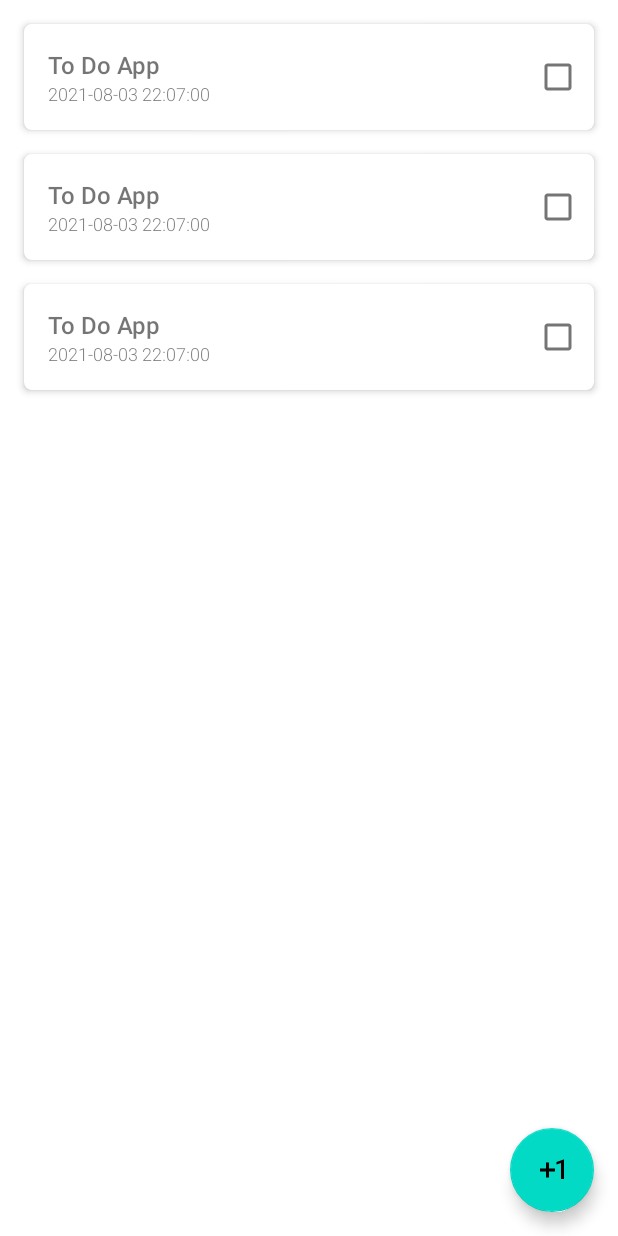
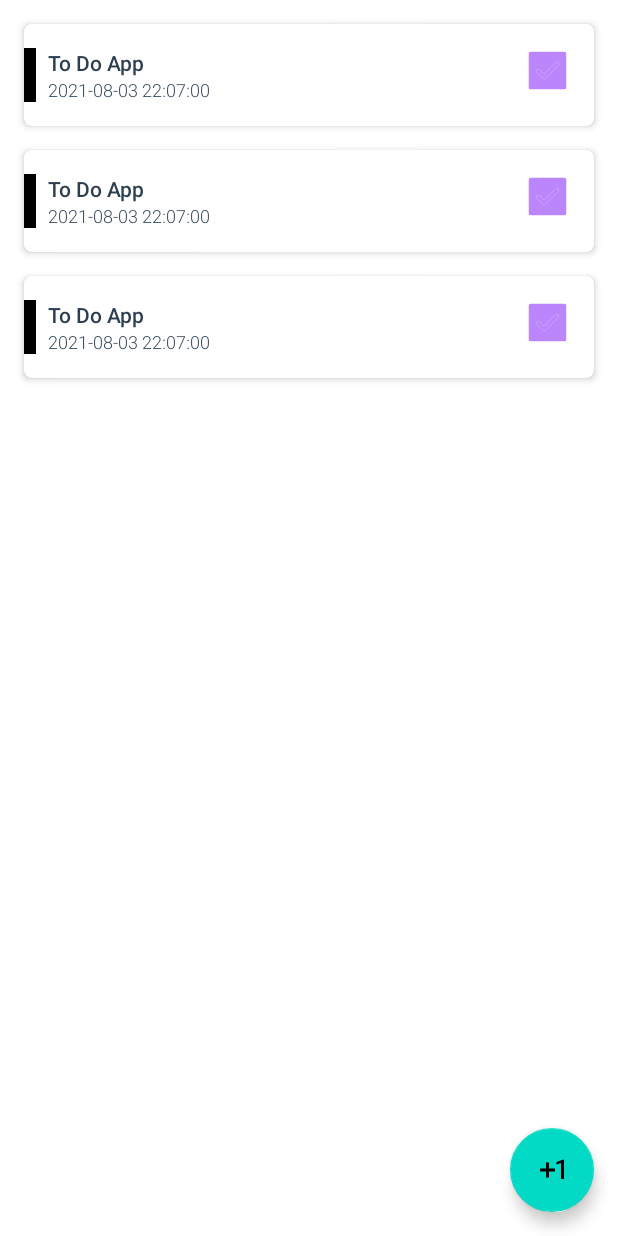
Before and after one commit to quanticheart/BlueList, an Android app: the layout fragment_to_do_list.xml on its own in the app's theme, with its tools: preview values and no code run, on a phone screen of 412 x 824 dp. Run offline under Robolectric (Android 15) with nearby library versions, the phone set to English and light mode, and no system bars.

Commit message:
added function for reloading list and and create loading screen

```diff
--- a/app/src/main/res/layout/fragment_to_do_list.xml
+++ b/app/src/main/res/layout/fragment_to_do_list.xml
@@ -13,6 +13,11 @@
             name="viewModel"
             type="com.quanticheart.bluelist.view.fragment.list.ToDoListViewModel" />
     </data>
+
+    <androidx.swiperefreshlayout.widget.SwipeRefreshLayout
+        android:id="@+id/refresh"
+        android:layout_width="match_parent"
+        android:layout_height="match_parent">
 
         <RelativeLayout
             android:layout_width="match_parent"
@@ -40,4 +45,5 @@
                 app:srcCompat="@drawable/ic_baseline_plus_one" />
 
         </RelativeLayout>
+    </androidx.swiperefreshlayout.widget.SwipeRefreshLayout>
 </layout>
--- a/app/src/main/res/layout/to_do_item.xml
+++ b/app/src/main/res/layout/to_do_item.xml
@@ -1,5 +1,6 @@
 <?xml version="1.0" encoding="utf-8"?>
 <layout xmlns:android="http://schemas.android.com/apk/res/android"
+    xmlns:app="http://schemas.android.com/apk/res-auto"
     xmlns:tools="http://schemas.android.com/tools">
 
     <data>
@@ -12,7 +13,7 @@
             name="todo"
             type="com.quanticheart.domain.model.ToDoSimple" />
 
-     </data>
+    </data>
 
     <androidx.cardview.widget.CardView
         style="@style/default_card_style"
@@ -22,6 +23,15 @@
         <RelativeLayout
             android:layout_width="match_parent"
             android:layout_height="wrap_content">
+
+            <ImageView
+                android:layout_width="8dp"
+                android:layout_height="0dp"
+                android:layout_alignTop="@+id/itemView1"
+                android:layout_alignBottom="@+id/itemView2"
+                app:priorityColor="@{todo.priority}"
+                tools:background="@color/black"
+                tools:ignore="ContentDescription" />
 
             <TextView
                 android:id="@+id/itemView1"
@@ -34,7 +44,8 @@
                 android:layout_toStartOf="@+id/itemView4"
                 android:fontFamily="sans-serif-light"
                 android:text="@{todo.title}"
-                android:textSize="16sp"
+                android:textColor="@color/text_color"
+                android:textSize="@dimen/default_text_size"
                 android:textStyle="bold"
                 tools:text="To Do App" />
 
@@ -48,19 +59,21 @@
                 android:layout_marginBottom="@dimen/default_margin"
                 android:layout_toStartOf="@+id/itemView4"
                 android:fontFamily="sans-serif-light"
-                android:text="@{todo.date.toString()}"
+                android:textColor="@color/text_color_hint"
                 android:textSize="12sp"
+                app:toDoDate="@{todo.date}"
                 tools:text="2021-08-03 22:07:00" />
 
             <CheckBox
                 android:id="@+id/itemView4"
-                android:layout_width="wrap_content"
-                android:layout_height="wrap_content"
+                android:layout_width="30dp"
+                android:layout_height="30dp"
                 android:layout_alignTop="@+id/itemView1"
-                android:layout_alignBottom="@+id/itemView2"
                 android:layout_alignParentEnd="true"
-                android:checked="@{todo.finish}"
-                android:tint="@color/white" />
+                android:layout_marginEnd="@dimen/default_margin"
+                android:background="@drawable/selector_check_box"
+                android:button="@null"
+                android:checked="@{todo.finish}" />
 
         </RelativeLayout>
     </androidx.cardview.widget.CardView>
--- a/core/app.gradle
+++ b/core/app.gradle
@@ -28,6 +28,7 @@ ext {
             core               : 'androidx.core:core-ktx:1.5.0',
             constraintlayout   : 'androidx.constraintlayout:constraintlayout:1.1.3',
             recyclerview       : 'androidx.recyclerview:recyclerview:1.0.0',
+            swiperefreshlayout : "androidx.swiperefreshlayout:swiperefreshlayout:1.1.0",
             material           : 'com.google.android.material:material:1.3.0',
             cardview           : 'androidx.cardview:cardview:1.0.0',
             lifecycle          : "androidx.lifecycle:lifecycle-extensions:$versions.lifecycle",
--- a/core/src/main/java/com/quanticheart/core/base/fragment/BaseFragment.kt
+++ b/core/src/main/java/com/quanticheart/core/base/fragment/BaseFragment.kt
@@ -55,6 +55,10 @@ abstract class BaseFragment<viewModel : BaseViewModel, dataBinding : ViewDataBin
         viewModel?.let { onFinishLoadViewModel(it) }
     }
 
+    fun loading(status: Boolean) {
+        baseBinding.flipperLoading.displayedChild = if (status) 1 else 0
+    }
+
     @Suppress("UNCHECKED_CAST")
     private fun getClassByT(): KClass<viewModel> =
         ((javaClass.genericSuperclass as ParameterizedType).actualTypeArguments[0] as Class<viewModel>).kotlin
--- a/core/src/main/res/values-night/themes.xml
+++ b/core/src/main/res/values-night/themes.xml
@@ -1,6 +1,6 @@
 <resources xmlns:tools="http://schemas.android.com/tools">
     <!-- Base application theme. -->
-    <style name="Theme.BlueList" parent="Theme.MaterialComponents.DayNight.DarkActionBar">
+    <style name="Theme.BlueList" parent="Theme.MaterialComponents.DayNight.NoActionBar">
         <!-- Primary brand color. -->
         <item name="colorPrimary">@color/purple_200</item>
         <item name="colorPrimaryVariant">@color/purple_700</item>
--- a/core/src/main/res/values/themes.xml
+++ b/core/src/main/res/values/themes.xml
@@ -1,6 +1,6 @@
 <resources xmlns:tools="http://schemas.android.com/tools">
     <!-- Base application theme. -->
-    <style name="Theme.BlueList" parent="Theme.MaterialComponents.DayNight.DarkActionBar">
+    <style name="Theme.BlueList" parent="Theme.MaterialComponents.DayNight.NoActionBar">
         <!-- Primary brand color. -->
         <item name="colorPrimary">@color/purple_500</item>
         <item name="colorPrimaryVariant">@color/purple_700</item>
```
Also changed, not shown: app/src/main/java/com/quanticheart/bluelist/view/fragment/list/ToDoListFragment.kt (+14 -0 lines), app/src/main/java/com/quanticheart/bluelist/view/fragment/list/dialog/DialogAddToDo.kt (+2 -5 lines), app/src/main/res/layout/activity_main.xml (+7 -14 lines), core/src/main/java/com/quanticheart/core/extentions/binding/ImageViewExt.kt (added, +24 -0 lines), core/src/main/java/com/quanticheart/core/extentions/commons/view/FragmentExt.kt (added, +7 -0 lines), core/src/main/java/com/quanticheart/core/extentions/system/LiveDataExt.kt (+11 -0 lines), core/src/main/java/com/quanticheart/core/extentions/vars/StringExt.kt (+13 -2 lines), core/src/main/res/layout/fragment_base.xml (+13 -0 lines). Lines whose indentation alone changed are shown as unchanged.
